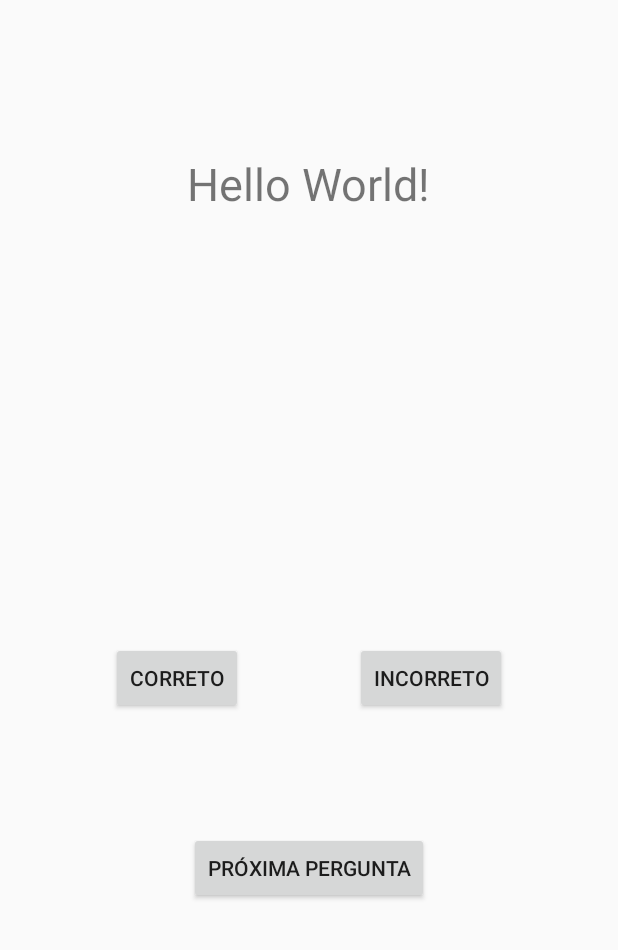
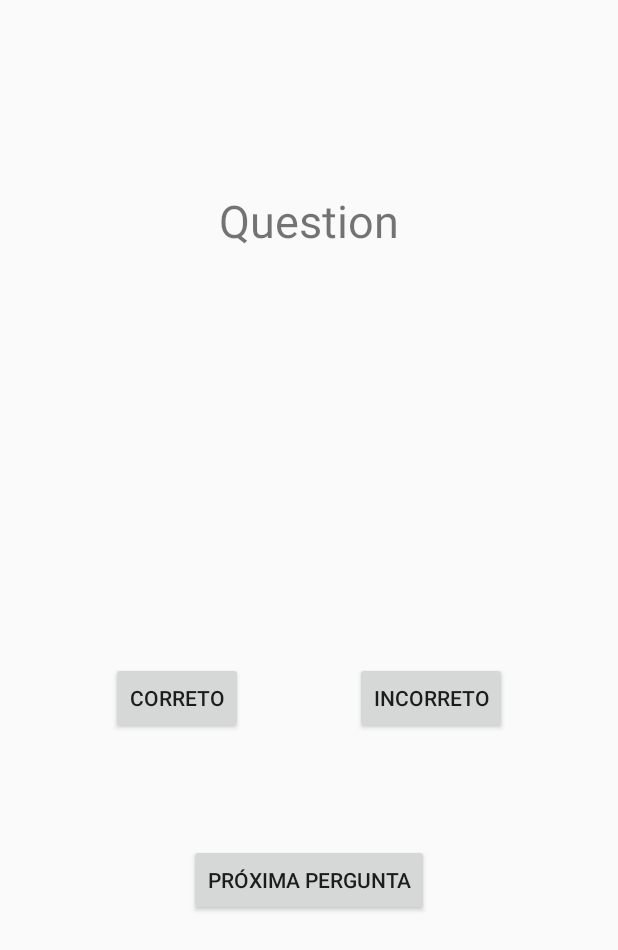
Before and after one commit to bispodev/first-app-android, an Android app: the layout activity_main.xml on its own in the app's theme, with its tools: preview values and no code run, on a phone screen of 412 x 824 dp. Shown: the top 950 px of the screen. Run offline under Robolectric (Android 15) with nearby library versions, the phone set to English and light mode, and no system bars.

```diff
--- a/app/src/main/java/com/bispodev/mathquiz/model/Question.java
+++ b/app/src/main/java/com/bispodev/mathquiz/model/Question.java
@@ -17,11 +17,11 @@ public class Question {
         return text;
     }
 
-    public double getrCorreta() {
+    public double getCorreta() {
         return rCorreta;
     }
 
-    public double getrIncorreta() {
+    public double getIncorreta() {
         return rIncorreta;
     }
 }
--- a/app/src/main/res/layout/activity_main.xml
+++ b/app/src/main/res/layout/activity_main.xml
@@ -10,33 +10,36 @@
         android:id="@+id/textView"
         android:layout_width="wrap_content"
         android:layout_height="wrap_content"
-        android:text="Hello World!"
+        android:text="Question"
         android:textSize="30sp"
+        android:textAlignment="center"
+        android:layout_margin="50px"
         app:layout_constraintBottom_toBottomOf="parent"
         app:layout_constraintLeft_toLeftOf="parent"
         app:layout_constraintRight_toRightOf="parent"
         app:layout_constraintTop_toTopOf="parent"
-        app:layout_constraintVertical_bias="0.13" />
+        app:layout_constraintVertical_bias="0.13"
+        android:gravity="center_horizontal" />
 
     <Button
-        android:id="@+id/buttonIncorreto"
+        android:id="@+id/btn_incorreto"
         android:layout_width="wrap_content"
         android:layout_height="wrap_content"
         android:text="Incorreto"
         app:layout_constraintBottom_toBottomOf="parent"
-        app:layout_constraintLeft_toRightOf="@id/buttonCorreto"
+        app:layout_constraintLeft_toRightOf="@id/btn_correto"
         app:layout_constraintRight_toRightOf="parent"
         app:layout_constraintTop_toBottomOf="@id/textView"
         app:layout_constraintVertical_bias="0.450" />
 
     <Button
-        android:id="@+id/buttonCorreto"
+        android:id="@+id/btn_correto"
         android:layout_width="wrap_content"
         android:layout_height="wrap_content"
         android:text="Correto"
         app:layout_constraintBottom_toBottomOf="parent"
         app:layout_constraintLeft_toLeftOf="parent"
-        app:layout_constraintRight_toLeftOf="@id/buttonIncorreto"
+        app:layout_constraintRight_toLeftOf="@id/btn_incorreto"
         app:layout_constraintTop_toBottomOf="@id/textView"
         app:layout_constraintVertical_bias="0.450" />
 
```
Also changed, not shown: app/src/main/java/com/bispodev/mathquiz/controller/MainActivity.java (+23 -0 lines).
